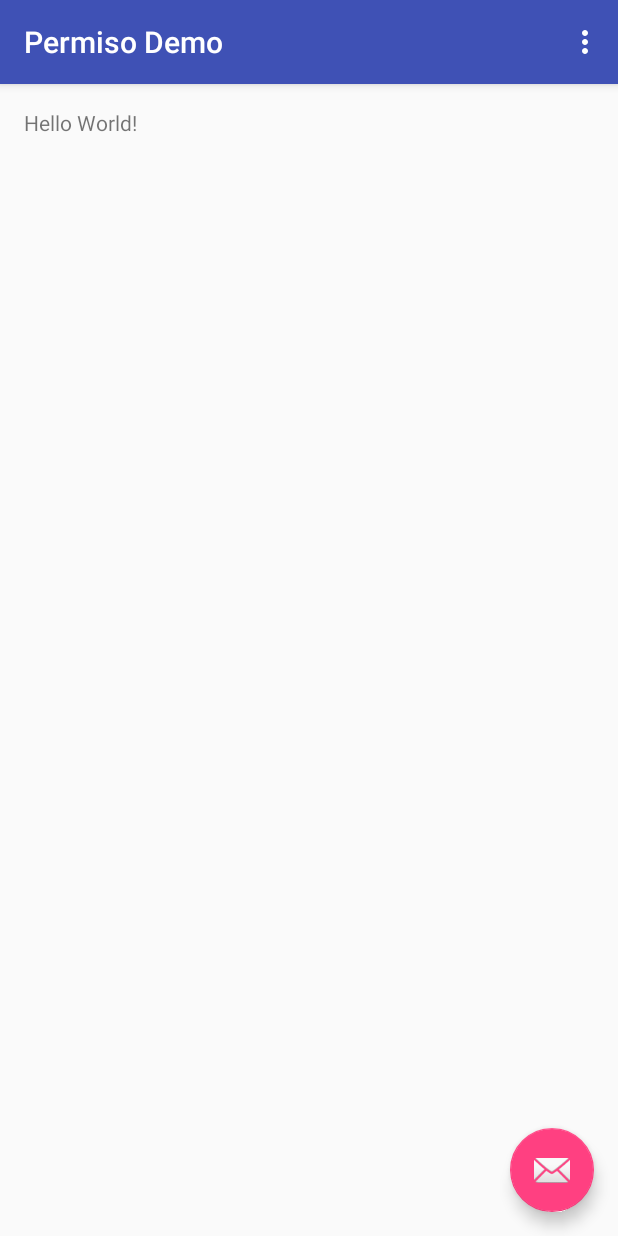
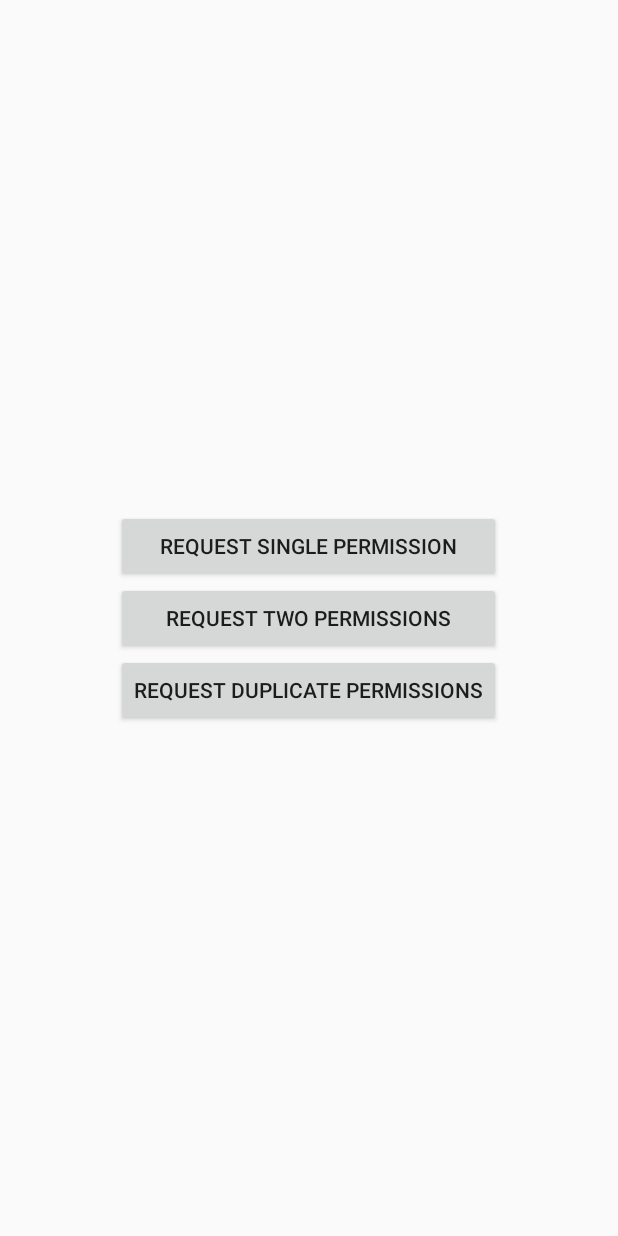
Before and after one commit to greysonp/permiso, an Android app: the screen it shows after launch (MainActivity), on a phone screen of 412 x 824 dp. Run offline under Robolectric (Android 15) with nearby library versions, the phone set to English and light mode, and no system bars.

Commit message:
Updated demo app.

```diff
--- a/app/build.gradle
+++ b/app/build.gradle
@@ -24,4 +24,5 @@ dependencies {
     testCompile 'junit:junit:4.12'
     compile 'com.android.support:appcompat-v7:23.1.0'
     compile 'com.android.support:design:23.1.0'
+    compile project(':library')
 }
--- a/app/src/main/AndroidManifest.xml
+++ b/app/src/main/AndroidManifest.xml
@@ -1,6 +1,11 @@
 <?xml version="1.0" encoding="utf-8"?>
 <manifest package="com.greysonparrelli.permisodemo"
           xmlns:android="http://schemas.android.com/apk/res/android">
+
+    <uses-permission android:name="android.permission.READ_EXTERNAL_STORAGE" />
+    <uses-permission android:name="android.permission.READ_CONTACTS" />
+    <uses-permission android:name="android.permission.READ_CALENDAR" />
+    <uses-permission android:name="android.permission.CAMERA" />
 
     <application
         android:allowBackup="true"
--- a/app/src/main/res/layout/activity_main.xml
+++ b/app/src/main/res/layout/activity_main.xml
@@ -1,35 +1,29 @@
 <?xml version="1.0" encoding="utf-8"?>
-<android.support.design.widget.CoordinatorLayout
+<LinearLayout
     xmlns:android="http://schemas.android.com/apk/res/android"
-    xmlns:app="http://schemas.android.com/apk/res-auto"
     xmlns:tools="http://schemas.android.com/tools"
-    android:layout_width="match_parent"
-    android:layout_height="match_parent"
-    android:fitsSystemWindows="true"
-    tools:context="com.greysonparrelli.permisodemo.MainActivity">
+    tools:context="com.greysonparrelli.permisodemo.MainActivity"
+    android:layout_width="wrap_content"
+    android:layout_height="wrap_content"
+    android:orientation="vertical"
+    android:layout_gravity="center">
 
-    <android.support.design.widget.AppBarLayout
+    <Button
+        android:id="@+id/btn_single"
         android:layout_width="match_parent"
         android:layout_height="wrap_content"
-        android:theme="@style/AppTheme.AppBarOverlay">
+        android:text="Request Single Permission"/>
 
-        <android.support.v7.widget.Toolbar
-            android:id="@+id/toolbar"
-            android:layout_width="match_parent"
-            android:layout_height="?attr/actionBarSize"
-            android:background="?attr/colorPrimary"
-            app:popupTheme="@style/AppTheme.PopupOverlay"/>
+    <Button
+        android:id="@+id/btn_multiple"
+        android:layout_width="match_parent"
+        android:layout_height="wrap_content"
+        android:text="Request Two Permissions"/>
 
-    </android.support.design.widget.AppBarLayout>
+    <Button
+        android:id="@+id/btn_duplicate"
+        android:layout_width="match_parent"
+        android:layout_height="wrap_content"
+        android:text="Request Duplicate Permissions"/>
 
-    <include layout="@layout/content_main"/>
-
-    <android.support.design.widget.FloatingActionButton
-        android:id="@+id/fab"
-        android:layout_width="wrap_content"
-        android:layout_height="wrap_content"
-        android:layout_gravity="bottom|end"
-        android:layout_margin="@dimen/fab_margin"
-        android:src="@android:drawable/ic_dialog_email"/>
-
-</android.support.design.widget.CoordinatorLayout>
+</LinearLayout>
```
Also changed, not shown: app/src/main/java/com/greysonparrelli/permisodemo/MainActivity.java (+97 -22 lines).
